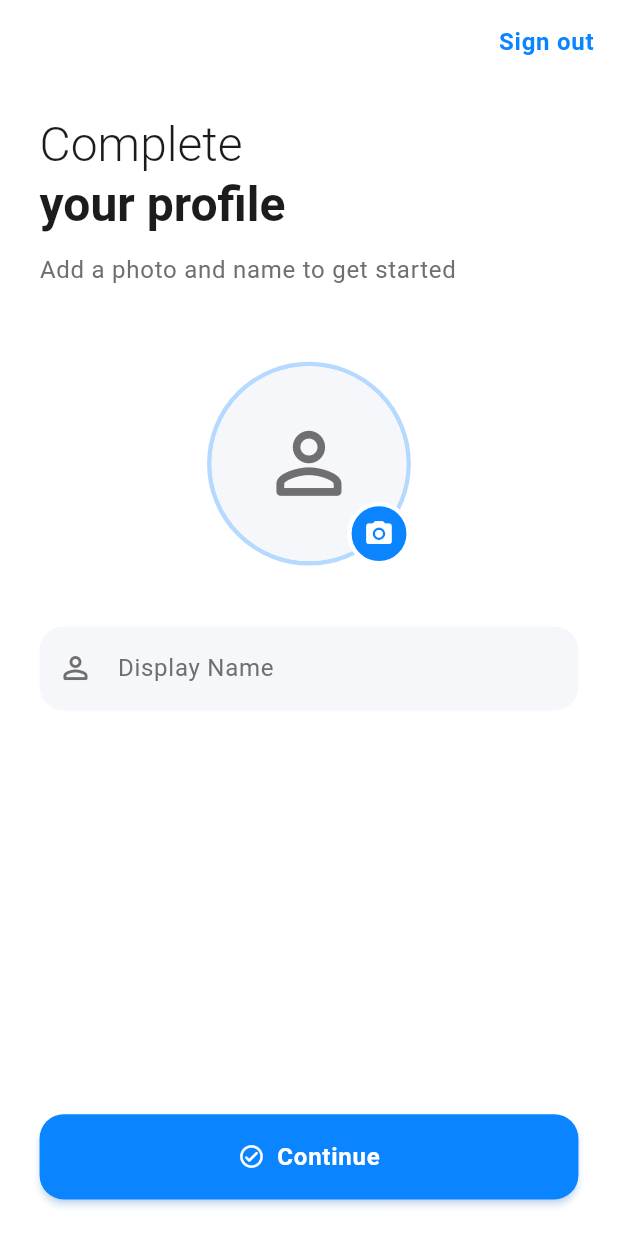
After one commit to miku272/calling-app, a Flutter app: the NewUserScreen screen opened by its route, on a phone screen of 412 x 824 dp. The commit adds this screen. Run offline on Flutter 3.47's test engine with Material 3 defaults, Android fonts, the light colour scheme and no system bars; our stand-ins replace cloud_firestore, country_code_picker, firebase_auth, firebase_core, flutter_bloc, flutter_screenutil and 7 more; accounts and stored records are empty; generated files the repository leaves out were written again.

Commit message:
Implemented Auth Guards

```diff
--- a/lib/app_router.dart
+++ b/lib/app_router.dart
@@ -5,32 +5,46 @@ import './dependencies.dart';
 
 import './core/screens/not_found_screen.dart';
 
+import './features/splash/presentation/screens/splash_screen.dart';
 import './features/auth/presentation/screens/enter_number_screen.dart';
 import './features/auth/presentation/screens/verify_otp_screen.dart';
+import './features/auth/presentation/screens/new_user_screen.dart';
 import './features/home/presentation/screens/home_screen.dart';
 
 class AppRouter {
   static final router = GoRouter(
     redirect: (context, state) {
+      if (state.fullPath == '/splash') {
+        return null;
+      }
+
       final isLoggedIn = getIt<FirebaseAuth>().currentUser != null;
+      final currentUser = getIt<FirebaseAuth>().currentUser;
 
-      if (!isLoggedIn &&
-          state.fullPath != '/enter-number' &&
-          state.fullPath != '/verify-otp') {
+      // Allow these paths when not logged in
+      const publicPaths = ['/enter-number', '/verify-otp', '/new-user'];
+
+      // If not logged in and trying to access protected route
+      if (!isLoggedIn && !publicPaths.contains(state.matchedLocation)) {
         return '/enter-number';
       }
 
+      // If logged in with display name set, prevent access to auth screens
       if (isLoggedIn &&
-          (state.fullPath == '/enter-number' ||
-              state.fullPath == '/verify-otp')) {
+          currentUser?.displayName != null &&
+          publicPaths.contains(state.matchedLocation)) {
         return '/';
       }
 
       return null;
     },
-    initialLocation: '/',
+    initialLocation: '/splash',
     errorBuilder: (context, state) => const NotFoundScreen(),
     routes: [
+      GoRoute(
+        path: '/splash',
+        builder: (context, state) => const SplashScreen(),
+      ),
       GoRoute(
         path: '/enter-number',
         builder: (context, state) => const EnterNumberScreen(),
@@ -56,6 +70,10 @@ class AppRouter {
           );
         },
       ),
+      GoRoute(
+        path: '/new-user',
+        builder: (context, state) => const NewUserScreen(),
+      ),
       GoRoute(path: '/', builder: (context, state) => const HomeScreen()),
     ],
   );
--- /dev/null
+++ b/lib/core/utils/image_processor.dart
@@ -0,0 +1,5 @@
+class ImageProcessor {
+  static String processImage() {
+    return '';
+  }
+}
--- /dev/null
+++ b/lib/features/auth/domain/usecases/update_display_name_and_photo_url.dart
@@ -0,0 +1,34 @@
+import 'package:fpdart/fpdart.dart';
+
+import '../../../../core/errors/failure.dart';
+import '../../../../core/usecase/usecase.dart';
+
+import '../repositories/auth_repository.dart';
+
+class UpdateDisplayNameAndPhotoUrl
+    implements Usecase<void, UpdateDisplayNameAndPhotoUrlParams> {
+  final AuthRepository _authRepository;
+
+  UpdateDisplayNameAndPhotoUrl({required AuthRepository authRepository})
+    : _authRepository = authRepository;
+
+  @override
+  Future<Either<Failure, void>> call(
+    UpdateDisplayNameAndPhotoUrlParams params,
+  ) {
+    return _authRepository.updateDisplayNameAndPhotoUrl(
+      displayName: params.displayName,
+      photoUrl: params.photoUrl,
+    );
+  }
+}
+
+class UpdateDisplayNameAndPhotoUrlParams {
+  final String displayName;
+  final String? photoUrl;
+
+  UpdateDisplayNameAndPhotoUrlParams({
+    required this.displayName,
+    this.photoUrl,
+  });
+}
--- a/lib/features/auth/domain/usecases/verify_otp.dart
+++ b/lib/features/auth/domain/usecases/verify_otp.dart
@@ -4,16 +4,17 @@ import 'package:fpdart/fpdart.dart';
 import '../../../../core/errors/failure.dart';
 import '../../../../core/usecase/usecase.dart';
 
+import '../../data/models/verify_otp_result.dart';
 import '../repositories/auth_repository.dart';
 
-class VerifyOtp implements Usecase<UserCredential, VerifyOtpParms> {
+class VerifyOtp implements Usecase<VerifyOtpResult, VerifyOtpParms> {
   final AuthRepository _authRepository;
 
   VerifyOtp({required AuthRepository authRepository})
     : _authRepository = authRepository;
 
   @override
-  Future<Either<Failure, UserCredential>> call(VerifyOtpParms params) async {
+  Future<Either<Failure, VerifyOtpResult>> call(VerifyOtpParms params) async {
     return await _authRepository.verifyOtp(
       verificationId: params.verificationId,
       smsCode: params.smsCode,
--- a/lib/features/auth/presentation/bloc/auth_bloc.dart
+++ b/lib/features/auth/presentation/bloc/auth_bloc.dart
@@ -2,7 +2,9 @@ import 'package:firebase_auth/firebase_auth.dart';
 import 'package:flutter/material.dart';
 import 'package:flutter_bloc/flutter_bloc.dart';
 
+import '../../data/models/verify_otp_result.dart';
 import '../../domain/usecases/send_otp.dart';
+import '../../domain/usecases/update_display_name_and_photo_url.dart';
 import '../../domain/usecases/verify_otp.dart';
 
 part 'auth_event.dart';
@@ -11,13 +13,19 @@ part 'auth_state.dart';
 class AuthBloc extends Bloc<AuthEvent, AuthState> {
   final SendOtp _sendOtp;
   final VerifyOtp _verifyOtp;
+  final UpdateDisplayNameAndPhotoUrl _updateDisplayNameAndPhotoUrl;
 
-  AuthBloc({required SendOtp sendOtp, required VerifyOtp verifyOtp})
-    : _sendOtp = sendOtp,
-      _verifyOtp = verifyOtp,
-      super(AuthInitial()) {
+  AuthBloc({
+    required SendOtp sendOtp,
+    required VerifyOtp verifyOtp,
+    required UpdateDisplayNameAndPhotoUrl updateDisplayNameAndPhotoUrl,
+  }) : _sendOtp = sendOtp,
+       _verifyOtp = verifyOtp,
+       _updateDisplayNameAndPhotoUrl = updateDisplayNameAndPhotoUrl,
+       super(AuthInitial()) {
     on<SendOtpEvent>(_onSendOtp);
     on<VerifyOtpEvent>(_onVerifyOtp);
+    on<UpdateDisplayNameAndPhotoUrlEvent>(_onUpdateDisplayNameAndPhotoUrl);
   }
 
   Future<void> _onSendOtp(SendOtpEvent event, Emitter<AuthState> emit) async {
@@ -81,4 +89,29 @@ class AuthBloc extends Bloc<AuthEvent, AuthState> {
       },
     );
   }
+
+  Future<void> _onUpdateDisplayNameAndPhotoUrl(
+    UpdateDisplayNameAndPhotoUrlEvent event,
+    Emitter<AuthState> emit,
+  ) async {
+    emit(DisplayNameAndPhotoUrlUpdateLoading());
+
+    final res = await _updateDisplayNameAndPhotoUrl(
+      UpdateDisplayNameAndPhotoUrlParams(
+        displayName: event.displayName,
+        photoUrl: event.photoUrl,
+      ),
+    );
+
+    res.fold(
+      (failure) => emit(
+        DisplayNameAndPhotoUrlFailure(
+          statusCode: failure.statusCode,
+          firebaseErrorCode: failure.firebaseErrorCode,
+          message: failure.message,
+        ),
+      ),
+      (_) => emit(DisplayNameAndPhotoUrlSuccess()),
+    );
+  }
 }
--- a/lib/features/auth/presentation/bloc/auth_event.dart
+++ b/lib/features/auth/presentation/bloc/auth_event.dart
@@ -17,3 +17,10 @@ final class VerifyOtpEvent extends AuthEvent {
 
   VerifyOtpEvent({this.verificationId, this.smsCode, this.autoCredential});
 }
+
+final class UpdateDisplayNameAndPhotoUrlEvent extends AuthEvent {
+  final String displayName;
+  final String? photoUrl;
+
+  UpdateDisplayNameAndPhotoUrlEvent({required this.displayName, this.photoUrl});
+}
--- a/lib/features/auth/presentation/bloc/auth_state.dart
+++ b/lib/features/auth/presentation/bloc/auth_state.dart
@@ -35,9 +35,9 @@ final class SendOtpFailure extends AuthState {
 final class VerifyOtpLoading extends AuthState {}
 
 final class OtpVerified extends AuthState {
-  final UserCredential userCredential;
+  final VerifyOtpResult verifyOtpResult;
 
-  OtpVerified(this.userCredential);
+  OtpVerified(this.verifyOtpResult);
 }
 
 final class VerifyOtpFailure extends AuthState {
@@ -51,3 +51,19 @@ final class VerifyOtpFailure extends AuthState {
     required this.message,
   });
 }
+
+final class DisplayNameAndPhotoUrlUpdateLoading extends AuthState {}
+
+final class DisplayNameAndPhotoUrlSuccess extends AuthState {}
+
+final class DisplayNameAndPhotoUrlFailure extends AuthState {
+  final int? statusCode;
+  final String? firebaseErrorCode;
+  final String message;
+
+  DisplayNameAndPhotoUrlFailure({
+    this.statusCode,
+    this.firebaseErrorCode,
+    required this.message,
+  });
+}
--- /dev/null
+++ b/lib/features/auth/presentation/screens/new_user_screen.dart
@@ -0,0 +1,336 @@
+import 'dart:io';
+
+import 'package:firebase_auth/firebase_auth.dart';
+import 'package:flutter/material.dart';
+import 'package:flutter_bloc/flutter_bloc.dart';
+import 'package:flutter_screenutil/flutter_screenutil.dart';
+import 'package:go_router/go_router.dart';
+import 'package:image_picker/image_picker.dart';
+
+import '../../../../core/widgets/custom_snackbar.dart';
+
+import '../../../../dependencies.dart';
+import '../bloc/auth_bloc.dart';
+
+class NewUserScreen extends StatefulWidget {
+  const NewUserScreen({super.key});
+
+  @override
+  State<NewUserScreen> createState() => _NewUserScreenState();
+}
+
+class _NewUserScreenState extends State<NewUserScreen>
+    with SingleTickerProviderStateMixin {
+  final _formKey = GlobalKey<FormState>();
+  late TextEditingController _nameController;
+
+  late AnimationController _animationController;
+  late Animation<Offset> _slideAnimation;
+  late Animation<double> _fadeAnimation;
+  late Animation<double> _scaleAnimation;
+
+  File? _selectedImage;
+
+  @override
+  void initState() {
+    super.initState();
+
+    _nameController = TextEditingController();
+    _animationController = AnimationController(
+      vsync: this,
+      duration: const Duration(milliseconds: 600),
+    );
+    _slideAnimation =
+        Tween<Offset>(begin: const Offset(0, 0.3), end: Offset.zero).animate(
+          CurvedAnimation(
+            parent: _animationController,
+            curve: Curves.easeInOut,
+          ),
+        );
+
+    _fadeAnimation = Tween<double>(begin: 0.0, end: 1.0).animate(
+      CurvedAnimation(parent: _animationController, curve: Curves.easeIn),
+    );
+
+    _scaleAnimation = Tween<double>(begin: 0.8, end: 1.0).animate(
+      CurvedAnimation(parent: _animationController, curve: Curves.easeOutBack),
+    );
+
+    _animationController.forward();
+  }
+
+  Future<void> _onPickImage(ImageSource source) async {
+    final imagePicker = ImagePicker();
+
+    final pickedImage = await imagePicker.pickImage(
+      source: source,
+      preferredCameraDevice: CameraDevice.front,
+    );
+
+    if (pickedImage != null) {
+      setState(() {
+        _selectedImage = File(pickedImage.path);
+      });
+    }
+  }
+
+  void _onContinue() {
+    if (!(_formKey.currentState?.validate() ?? false)) {
+      return;
+    }
+
+    context.read<AuthBloc>().add(
+      UpdateDisplayNameAndPhotoUrlEvent(
+        displayName: _nameController.text.trim(),
+      ),
+    );
+  }
+
+  @override
+  Widget build(BuildContext context) {
+    return GestureDetector(
+      onTap: () => FocusScope.of(context).unfocus(),
+      child: BlocConsumer<AuthBloc, AuthState>(
+        listener: (context, state) {
+          if (state is DisplayNameAndPhotoUrlSuccess) {
+            context.go('/');
+          }
+
+          if (state is DisplayNameAndPhotoUrlFailure) {
+            CustomSnackbar.error(context, state.message);
+          }
+        },
+        builder: (context, state) {
+          final isLoading = state is DisplayNameAndPhotoUrlUpdateLoading;
+
+          return Scaffold(
+            appBar: AppBar(
+              actions: [
+                TextButton(
+                  onPressed: () {
+                    getIt<FirebaseAuth>().signOut();
+                    context.go('/enter-number');
+                  },
+                  child: const Text('Sign out'),
+                ),
+              ],
+            ),
+            body: SafeArea(
+              child: Padding(
+                padding: EdgeInsets.symmetric(horizontal: 24.w),
+                child: Column(
+                  crossAxisAlignment: CrossAxisAlignment.start,
+                  children: <Widget>[
+                    SizedBox(height: 20.h),
+                    FadeTransition(
+                      opacity: _fadeAnimation,
+                      child: SlideTransition(
+                        position: _slideAnimation,
+                        child: Column(
+                          crossAxisAlignment: CrossAxisAlignment.start,
+                          children: [
+                            Text(
+                              'Complete',
+                              style: Theme.of(context).textTheme.headlineLarge
+                                  ?.copyWith(fontWeight: FontWeight.w300),
+                            ),
+                            Text(
+                              'your profile',
+                              style: Theme.of(context).textTheme.headlineLarge
+                                  ?.copyWith(fontWeight: FontWeight.bold),
+                            ),
+                          ],
+                        ),
+                      ),
+                    ),
+                    SizedBox(height: 12.h),
+                    FadeTransition(
+                      opacity: _fadeAnimation,
+                      child: SlideTransition(
+                        position: _slideAnimation,
+                        child: Text(
+                          'Add a photo and name to get started',
+                          style: Theme.of(context).textTheme.bodyLarge
+                              ?.copyWith(
+                                color: Theme.of(
+                                  context,
+                                ).colorScheme.onSurfaceVariant,
+                              ),
+                        ),
+                      ),
+                    ),
+                    SizedBox(height: 48.h),
+                    Center(
+                      child: ScaleTransition(
+                        scale: _scaleAnimation,
+                        child: FadeTransition(
+                          opacity: _fadeAnimation,
+                          child: Stack(
+                            children: <Widget>[
+                              Container(
+                                decoration: BoxDecoration(
+                                  shape: BoxShape.circle,
+                                  border: Border.all(
+                                    color: Theme.of(context).colorScheme.primary
+                                        .withValues(alpha: 0.3),
+                                    width: 3,
+                                  ),
+                                ),
+                                child: CircleAvatar(
+                                  radius: 64.r,
+                                  backgroundColor: Theme.of(
+                                    context,
+                                  ).colorScheme.surfaceContainerHighest,
+                                  backgroundImage: _selectedImage != null
+                                      ? FileImage(_selectedImage!)
+                                      : null,
+                                  child: _selectedImage == null
+                                      ? Icon(
+                                          Icons.person_outline_rounded,
+                                          size: 64.r,
+                                          color: Theme.of(
+                                            context,
+                                          ).colorScheme.onSurfaceVariant,
+                                        )
+                                      : null,
+                                ),
+                              ),
+                              Positioned(
+                                bottom: 0,
+                                right: 0,
+                                child: GestureDetector(
+                                  onTap: isLoading
+                                      ? null
+                                      : () => _onPickImage(ImageSource.gallery),
+                                  child: Container(
+                                    padding: EdgeInsets.all(8.r),
+                                    decoration: BoxDecoration(
+                                      color: Theme.of(
+                                        context,
+                                      ).colorScheme.primary,
+                                      shape: BoxShape.circle,
+                                      border: Border.all(
+                                        color: Theme.of(
+                                          context,
+                                        ).colorScheme.surface,
+                                        width: 3,
+                                      ),
+                                    ),
+                                    child: Icon(
+                                      Icons.camera_alt_rounded,
+                                      size: 20.r,
+                                      color: Colors.white,
+                                    ),
+                                  ),
+                                ),
+                              ),
+                            ],
+                          ),
+                        ),
+                      ),
+                    ),
+                    if (_selectedImage != null) ...[
+                      SizedBox(height: 12.h),
+                      FadeTransition(
+                        opacity: _fadeAnimation,
+                        child: Center(
+                          child: TextButton.icon(
+                            onPressed: isLoading
+                                ? null
+                                : () {
+                                    setState(() {
+                                      _selectedImage = null;
+                                    });
+                                  },
+                            icon: const Icon(Icons.delete_outline_rounded),
+                            label: const Text('Remove Photo'),
+                          ),
+                        ),
+                      ),
+                    ],
+                    SizedBox(height: 40.h),
+                    FadeTransition(
+                      opacity: _fadeAnimation,
+                      child: SlideTransition(
+                        position: _slideAnimation,
+                        child: Column(
+                          crossAxisAlignment: CrossAxisAlignment.stretch,
+                          children: [
+                            Form(
+                              key: _formKey,
+                              child: TextFormField(
+                                controller: _nameController,
+                                enabled: !isLoading,
+                                textCapitalization: TextCapitalization.words,
+                                decoration: const InputDecoration(
+                                  labelText: 'Display Name',
+                                  hintText: 'Enter your name',
+                                  prefixIcon: Icon(
+                                    Icons.person_outline_rounded,
+                                  ),
+                                ),
+                                validator: (value) {
+                                  if (value == null || value.trim().isEmpty) {
+                                    return 'Please enter your name';
+                                  }
+                                  if (value.trim().length < 2) {
+                                    return 'Name must be at least 2 characters';
+                                  }
+                                  return null;
+                                },
+                              ),
+                            ),
+                          ],
+                        ),
+                      ),
+                    ),
+                    const Spacer(),
+                    FadeTransition(
+                      opacity: _fadeAnimation,
+                      child: SlideTransition(
+                        position: _slideAnimation,
+                        child: FilledButton.icon(
+                          onPressed: isLoading ? null : _onContinue,
+                          style: FilledButton.styleFrom(
+                            minimumSize: Size(double.infinity, 56.h),
+                            shape: RoundedRectangleBorder(
+                              borderRadius: BorderRadius.circular(16.r),
+                            ),
+                          ),
+                          icon: isLoading
+                              ? const SizedBox(
+                                  height: 20,
+                                  width: 20,
+                                  child: CircularProgressIndicator(),
+                                )
+                              : const Icon(Icons.check_circle_outline_rounded),
+                          label: const Text(
+                            'Continue',
+                            style: TextStyle(
+                              fontSize: 16,
+                              fontWeight: FontWeight.w600,
+                              letterSpacing: 0.5,
+                            ),
+                          ),
+                        ),
+                      ),
+                    ),
+                    SizedBox(height: 24.h),
+                  ],
+                ),
+              ),
+            ),
+          );
+        },
+      ),
+    );
+  }
+
+  @override
+  void dispose() {
+    _nameController.dispose();
+    _animationController.dispose();
+
+    super.dispose();
+  }
+}
--- a/lib/features/auth/presentation/screens/verify_otp_screen.dart
+++ b/lib/features/auth/presentation/screens/verify_otp_screen.dart
@@ -94,7 +94,11 @@ class _VerifyOtpScreenState extends State<VerifyOtpScreen>
       child: BlocConsumer<AuthBloc, AuthState>(
         listener: (context, state) {
           if (state is OtpVerified) {
-            context.go('/');
+            if (state.verifyOtpResult.isNewUser) {
+              context.go('/new-user');
+            } else {
+              context.go('/');
+            }
           }
 
           if (state is VerifyOtpFailure) {
--- a/lib/features/home/presentation/screens/home_screen.dart
+++ b/lib/features/home/presentation/screens/home_screen.dart
@@ -8,7 +8,7 @@ class HomeScreen extends StatelessWidget {
 
   @override
   Widget build(BuildContext context) {
-    final userId = FirebaseAuth.instance.currentUser?.uid;
+    final userId = FirebaseAuth.instance.currentUser?.displayName;
 
     return Scaffold(
       body: Center(
@@ -16,7 +16,7 @@ class HomeScreen extends StatelessWidget {
           mainAxisSize: MainAxisSize.min,
           children: [
             Text(
-              'User ID is: $userId',
+              'User Name is: $userId',
               textAlign: TextAlign.center,
               style: TextStyle(fontSize: 24.sp, fontWeight: FontWeight.w600),
             ),
--- a/pubspec.yaml
+++ b/pubspec.yaml
@@ -50,6 +50,7 @@ dependencies:
   json_annotation: ^4.9.0
   flutter_screenutil: ^5.9.3
   pinput: ^5.0.2
+  image_picker: ^1.2.1
 
 dev_dependencies:
   flutter_test:
```
Also changed, not shown: lib/dependencies.dart (+10 -1 lines), lib/features/auth/data/datasources/auth_remote_datasource.dart (+44 -5 lines), lib/features/auth/data/models/verify_otp_result.dart (added, +8 -0 lines), lib/features/auth/data/repositories/auth_repository_impl.dart (+29 -1 lines), lib/features/auth/domain/repositories/auth_repository.dart (+7 -1 lines), lib/features/splash/presentation/screens/splash_screen.dart (added, +74 -0 lines), pubspec.lock, 5 other files.
